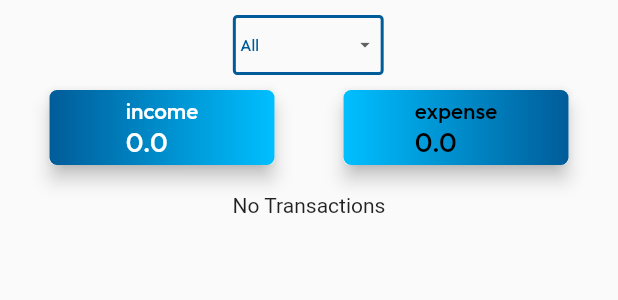
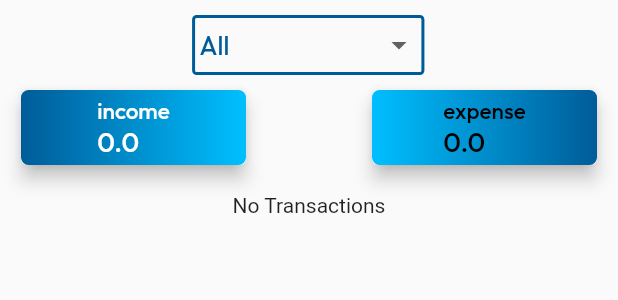
Before and after one commit to Harlygrg/money-manager-app25-11-2021, a Flutter app: the Transactions widget shown alone on an empty page, opened directly, on a phone screen of 412 x 824 dp. Shown: the top 300 px of the screen. Run offline on Flutter 3.47's test engine with Material 2 defaults, Android fonts, the light colour scheme and no system bars; drawn by our look-alikes of auto_size_text; our stand-ins replace flutter_local_notifications, flutter_markdown, flutter_native_timezone, hive, hive_flutter, pie_chart and 4 more; accounts and stored records are empty.

Commit message:
new updation

```diff
--- a/lib/widgetsUI/custom_widgets.dart
+++ b/lib/widgetsUI/custom_widgets.dart
@@ -128,7 +128,7 @@ Widget totalIncomeAndTotalExpenseShowingRow({
 
 }){
   return Row(
-    mainAxisAlignment: MainAxisAlignment.spaceAround,
+    mainAxisAlignment: MainAxisAlignment.spaceBetween,
     children: [
       totalIncomeOrExpense(value: totalIncomeText,textColor: Colors.white,
           value2:totalIncome,colorList: [appbarBackgroundColor,color2] ),
--- a/lib/widgetsUI/transactions_page.dart
+++ b/lib/widgetsUI/transactions_page.dart
@@ -337,8 +337,6 @@ DateTime _startDate =now;
                     ),
                     borderRadius: BorderRadius.all(Radius.circular(3))
                   ),
-                  child: FittedBox(
-                    fit:BoxFit.fitWidth,
                   child: DropdownButton(
                     underline: AutoSizeText(""),
                     style:   TextStyle(
@@ -363,7 +361,6 @@ DateTime _startDate =now;
                       });
                     },
                     value: dropdownValue,
-                    ),
                   ),
                 ),
                 divider(height: 15),
```
Also changed, not shown: pubspec.lock. Lines whose indentation alone changed are shown as unchanged.
